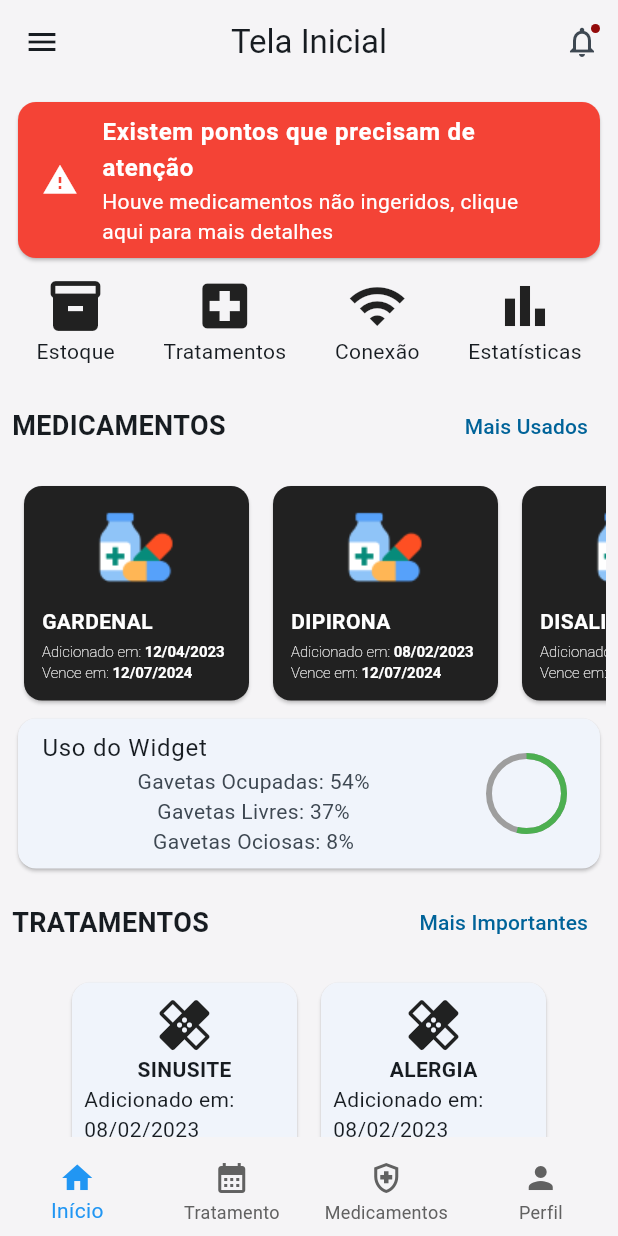
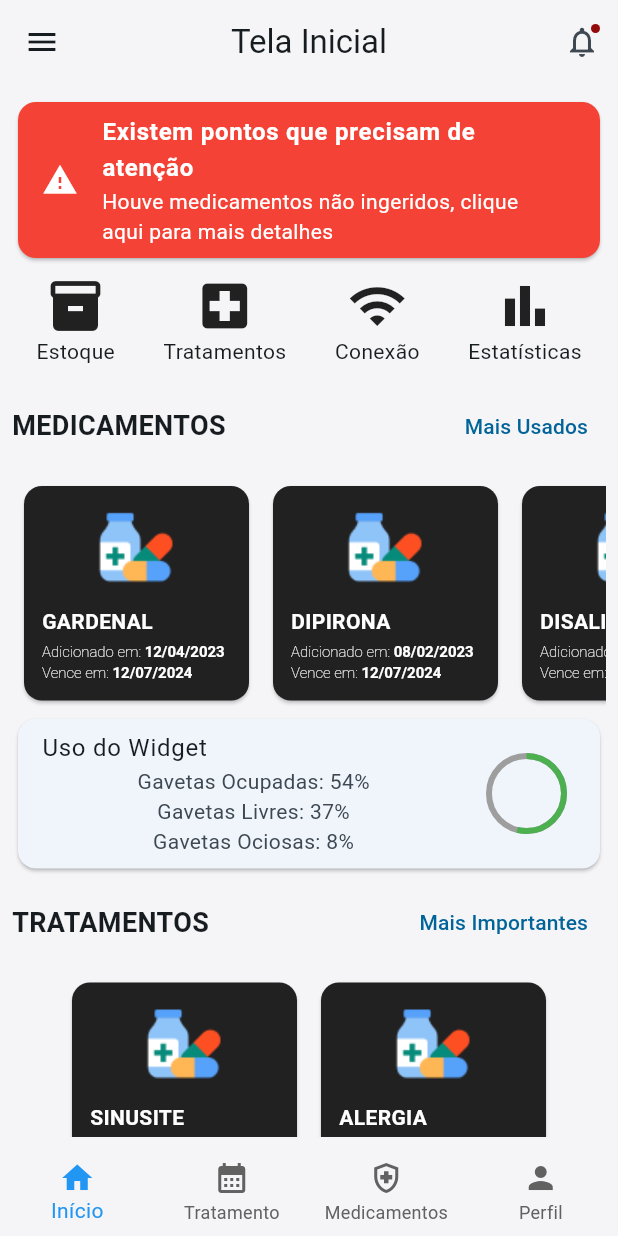
Before and after one commit to Alan-Roza/tcc-medicine-management, a Flutter app: the MainHomePage screen opened by its route, on a phone screen of 412 x 824 dp. Run offline on Flutter 3.47's test engine with Material 3 defaults, Android fonts, the phone set to English and light mode, and no system bars; our stand-ins replace easy_stepper, flutter_mobx, flutter_svg, go_router, google_fonts, image_picker and 1 more; generated files the repository leaves out were written again; project files that could hold a hidden picture were left out.

Commit message:
feat: adjusts in cards

```diff
--- a/lib/app/modules/main_home/presentation/main_home_page.dart
+++ b/lib/app/modules/main_home/presentation/main_home_page.dart
@@ -176,15 +176,15 @@ class MainHomePage extends StatelessWidget {
       scrollDirection: Axis.horizontal,
       child: Row(
         children: [
-          _buildMedicineCard('GARDENAL', '12/04/2023', '12/07/2024'),
-          _buildMedicineCard('DIPIRONA', '08/02/2023', '12/07/2024'),
-          _buildMedicineCard('DISALINA', '08/02/2023', '12/07/2024'),
+          _buildViewCard('GARDENAL', '12/04/2023', '12/07/2024'),
+          _buildViewCard('DIPIRONA', '08/02/2023', '12/07/2024'),
+          _buildViewCard('DISALINA', '08/02/2023', '12/07/2024'),
         ],
       ),
     );
   }
 
-  Widget _buildMedicineCard(String name, String added, String expires) {
+  Widget _buildViewCard(String name, String added, String expires) {
     return Card(
       color: Colors.grey.shade900,
       margin: const EdgeInsets.all(8.0),
@@ -263,27 +263,9 @@ class MainHomePage extends StatelessWidget {
       scrollDirection: Axis.horizontal,
       child: Row(
         children: [
-          _buildTreatmentCard('SINUSITE', '08/02/2023', '12/07/2024'),
-          _buildTreatmentCard('ALERGIA', '08/02/2023', '12/07/2024'),
+          _buildViewCard('SINUSITE', '08/02/2023', '12/07/2024'),
+          _buildViewCard('ALERGIA', '08/02/2023', '12/07/2024'),
         ],
-      ),
-    );
-  }
-
-  Widget _buildTreatmentCard(String name, String added, String expires) {
-    return Card(
-      margin: const EdgeInsets.all(8.0),
-      child: Container(
-        width: 150,
-        padding: const EdgeInsets.all(8.0),
-        child: Column(
-          children: [
-            const Icon(Icons.healing, size: 40),
-            Text(name, style: const TextStyle(fontWeight: FontWeight.bold)),
-            Text('Adicionado em: $added'),
-            Text('Vence em: $expires'),
-          ],
-        ),
       ),
     );
   }
@@ -296,14 +278,12 @@ class MainHomePage extends StatelessWidget {
       ),
       elevation: 0,
       child: Container(
-        padding: const EdgeInsets.only(left: 8.0, right: 8.0, top: 12.0),
+        padding: const EdgeInsets.only(right: 8.0),
         child: Row(
           children: [
-            const SizedBox(width: 24.0),
-            Expanded(
-              flex: 2,
-              child: SvgPicture.asset('assets/images/help.svg', fit: BoxFit.cover),
-            ),
+            const SizedBox(width: 12.0),
+            Container(padding: const EdgeInsets.only(left: 8.0, top: 6.0), child: SvgPicture.asset('assets/images/help.svg', fit: BoxFit.cover, height: 80,)),
+
             const Expanded(
               flex: 5,
               child: Text(
```
